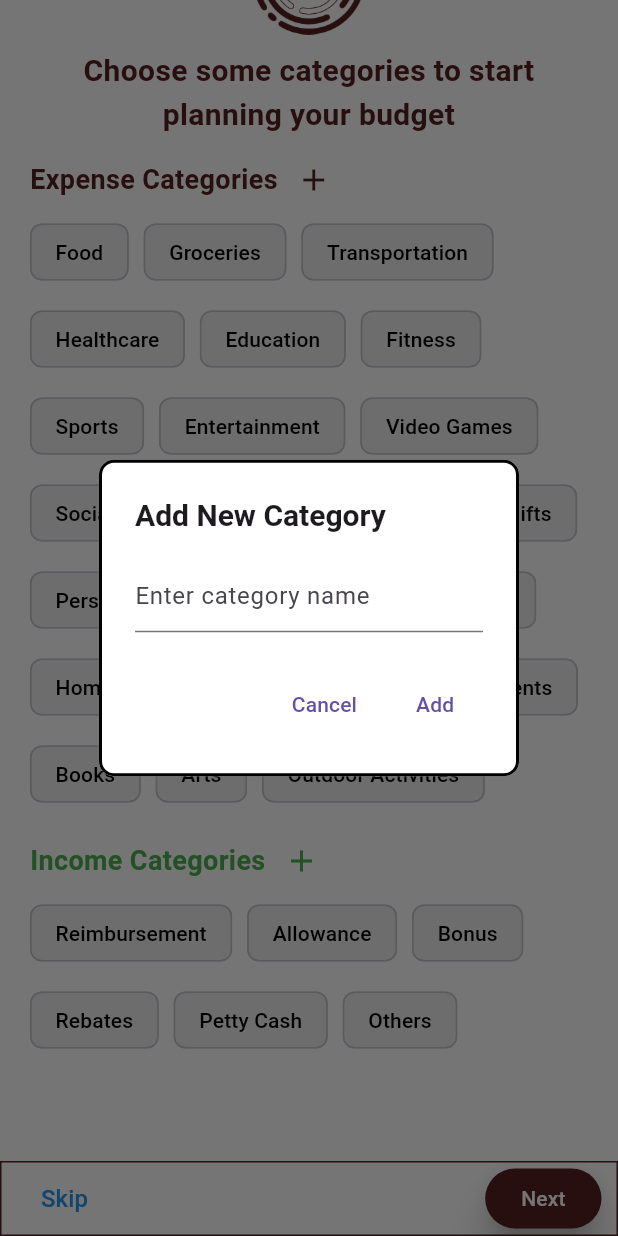
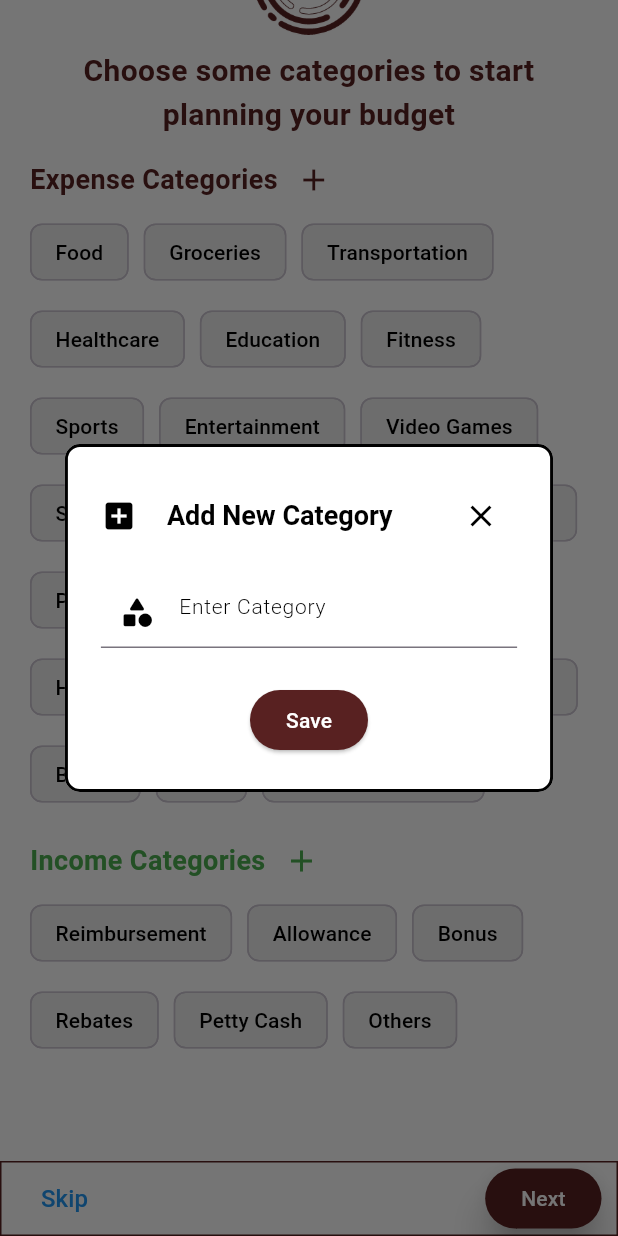
Before and after one commit to lrongyi/Orbital, a Flutter app: the SelectCategories screen opened directly, scrolled down 52 dp, after a tap on the "add" icon, on a phone screen of 412 x 824 dp. Run offline on Flutter 3.47's test engine with Material 3 defaults, Android fonts, the phone set to English and light mode, and no system bars; our stand-ins replace cloud_firestore, firebase_auth, firebase_core, fl_chart, flutter_colorpicker, flutter_dotenv and 3 more; missing offline and left inert: dart:ffi; accounts and stored records are empty.

Commit message:
1. Standardized the alertDialog box across all screens (edit_categories / edit_profile: edit username edit password) 2. Some aesthetic changes to the edit_categories screen

```diff
--- a/lib/screens/main_screens/expenses_screens/expenses.dart
+++ b/lib/screens/main_screens/expenses_screens/expenses.dart
@@ -496,8 +496,10 @@ class _ExpensesState extends State<Expenses> {
                       await UserMethods().updateUserSalary(userId, newSalary);
                     }
                   }
-                  Navigator.pushAndRemoveUntil(context,
-                      MaterialPageRoute(builder: (context) => Navigation(state: 1)), (route) => false);
+                  // Navigator.pushAndRemoveUntil(context,
+                  //     MaterialPageRoute(builder: (context) => Navigation(state: 1)), (route) => false);
+                  Navigator.of(context).pop();
+                  setState(() {});
                 },
                 child: Text('Save'),
               ),
--- a/lib/screens/onboarding_screens/select_categories.dart
+++ b/lib/screens/onboarding_screens/select_categories.dart
@@ -244,7 +244,7 @@ class _SelectCategoriesState extends State<SelectCategories> {
                     ScaffoldMessenger.of(context).showSnackBar(const SnackBar(
                       showCloseIcon: true,
                       content: Text(
-                        'Add some categories',
+                        'Select some categories',
                         style: TextStyle(fontSize: 18.0),
                       ),
                       backgroundColor: Colors.red,
@@ -275,28 +275,62 @@ class _SelectCategoriesState extends State<SelectCategories> {
               width: 2.0,
             )
           ),
-          title: const Text(
+          title: Row(
+            // mainAxisAlignment: MainAxisAlignment.spaceBetween,
+            children: [
+              const Icon(
+                Icons.add_box,
+                color: Colors.black,
+              ),
+              const SizedBox(width: 20,),
+              const Text(
                 'Add New Category',
                 style: TextStyle(
-              fontSize: 20,
                   fontWeight: FontWeight.bold,
+                  fontSize: 18,
+                  color: Colors.black
+                ),
+              ),
+              const SizedBox(width: 35,),
+              IconButton(
+                onPressed: () {
+                  categoryController.clear();
+                  Navigator.of(context).pop();
+                },
+                icon: const Icon(Icons.close,
+                  color: Colors.black,
+                ),
               )
+            ],
           ),
-          content: TextField(
+          content: TextFormField(
+            cursorColor: mainColor,
+            validator: (value) {
+              if (value == null || value.isEmpty) {
+                return 'Enter Category';
+              }
+              return null;
+            },
             controller: categoryController,
-            decoration: const InputDecoration(
-              hintText: 'Enter category name',
+            decoration: InputDecoration(
+              focusedBorder: UnderlineInputBorder(
+                borderSide: BorderSide(color: mainColor)
+              ),
+              hintText: 'Enter Category',
+              hintStyle: const TextStyle(color: Colors.black, fontSize: 14, fontWeight: FontWeight.w300),
+              prefixIcon: const Icon(
+                applyTextScaling: true,
+                Icons.category_rounded,
+                color: Colors.black
+              )
             ),
           ),
           actions: [
-            TextButton(
-              child: const Text('Cancel'),
-              onPressed: () {
-                Navigator.of(context).pop();
-              },
+            Center(
+              child: ElevatedButton(
+                style: ElevatedButton.styleFrom(
+                  backgroundColor: categoryType == 'expense' ? mainColor : incomeColor,
                 ),
-            TextButton(
-              child: const Text('Add'),
                 onPressed: () {
                   final newCategory = categoryController.text.trim();
                   if (newCategory.isNotEmpty) {
@@ -316,6 +350,8 @@ class _SelectCategoriesState extends State<SelectCategories> {
                     Navigator.of(context).pop();
                   }
                 },
+                child: const Text('Save', style: TextStyle(color: Colors.white),),
+              ),
             ),
           ],
         );
--- a/pubspec.yaml
+++ b/pubspec.yaml
@@ -40,7 +40,7 @@ dependencies:
   firebase_ui_auth: ^1.14.0
   google_sign_in: ^6.2.1
   cloud_firestore: ^4.17.3
-  intl: ^0.18.1
+  intl: ^0.19.0
   flutter_colorpicker: ^1.1.0
   fl_chart: ^0.35.0
   provider: ^6.1.2
```
Also changed, not shown: lib/screens/navigation_screen/edit_profile.dart (+144 -131 lines), lib/screens/onboarding_screens/edit_categories.dart (+32 -0 lines), pubspec.lock. Lines whose indentation alone changed are shown as unchanged.
